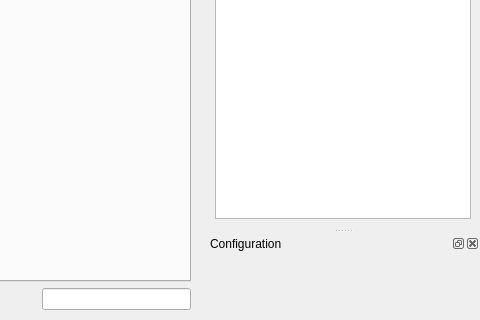
The window that apps/robot-map-gui/gui/CMainWindow.ui (MRPT/mrpt) describes before a commit, drawn with Qt 5; both pictures show x 348 to 828 and y 392 to 712 of the 828 by 712 pixel window.
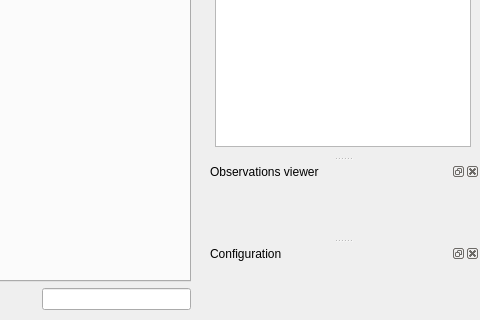
The same window after the commit. Icons and pictures are not drawn. Custom widgets are drawn as their Qt base class.

Commit message: robot-map-gui: viewing a stereo image and image

The edit to the form file:
```diff
--- a/apps/robot-map-gui/gui/CMainWindow.ui
+++ b/apps/robot-map-gui/gui/CMainWindow.ui
@@ -174,6 +174,17 @@
     </layout>
    </widget>
   </widget>
+  <widget class="QDockWidget" name="m_dockWidgetNodeViewer">
+   <property name="windowTitle">
+    <string>Observations viewer</string>
+   </property>
+   <attribute name="dockWidgetArea">
+    <number>2</number>
+   </attribute>
+   <widget class="QWidget" name="m_contentsNodeViewer">
+    <layout class="QHBoxLayout" name="horizontalLayout_3"/>
+   </widget>
+  </widget>
   <widget class="QDockWidget" name="m_dockWidgetConfig">
    <property name="enabled">
     <bool>true</bool>
```
The commit also changes 3 other files.
